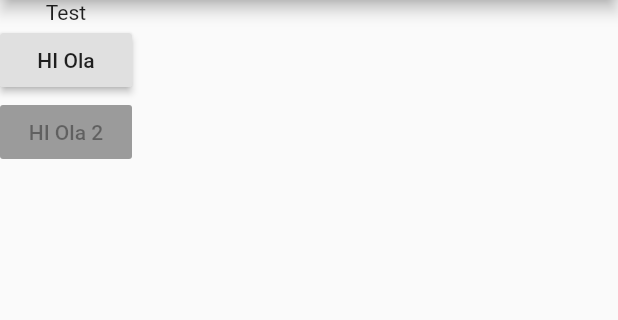
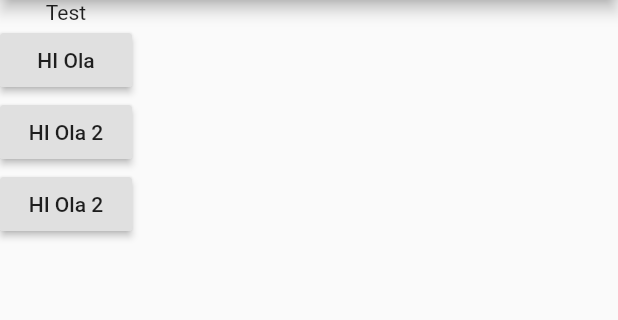
Before and after one commit to mhafizkn/flutter_learn, a Flutter app: the screen it shows after launch, after a tap on "HI Ola", on a phone screen of 412 x 824 dp, the part 84-404 px from its top. Run offline on Flutter 3.47's test engine with Material 2 defaults, Android fonts, the light colour scheme and no system bars.

Commit message:
Anonymous Functions

```diff
--- a/lib/main.dart
+++ b/lib/main.dart
@@ -8,7 +8,7 @@ void main() {
 
 class myApp extends StatelessWidget {
   void answerQuestion() {
-
+    print('This is Flutter!');
   }
 
   @override
@@ -27,7 +27,13 @@ class myApp extends StatelessWidget {
             ),
             RaisedButton(
               child: Text('HI Ola 2'),
-              onPressed: null,
+              onPressed: () => print('Hi Flutter!'), // Shortcut
+            ),
+            RaisedButton(
+              child: Text('HI Ola 2'),
+              onPressed: () {
+                // Longer functions
+              },
             )
           ],
         ),
```
